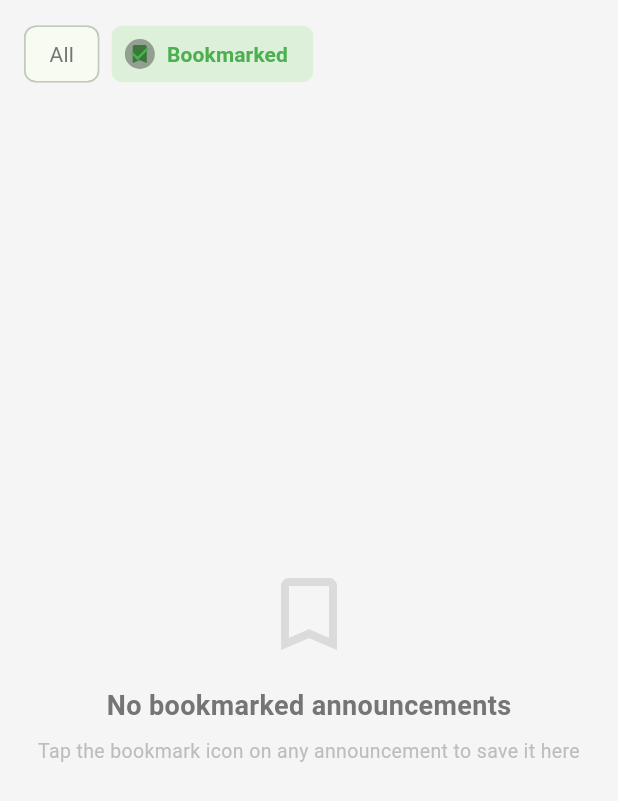
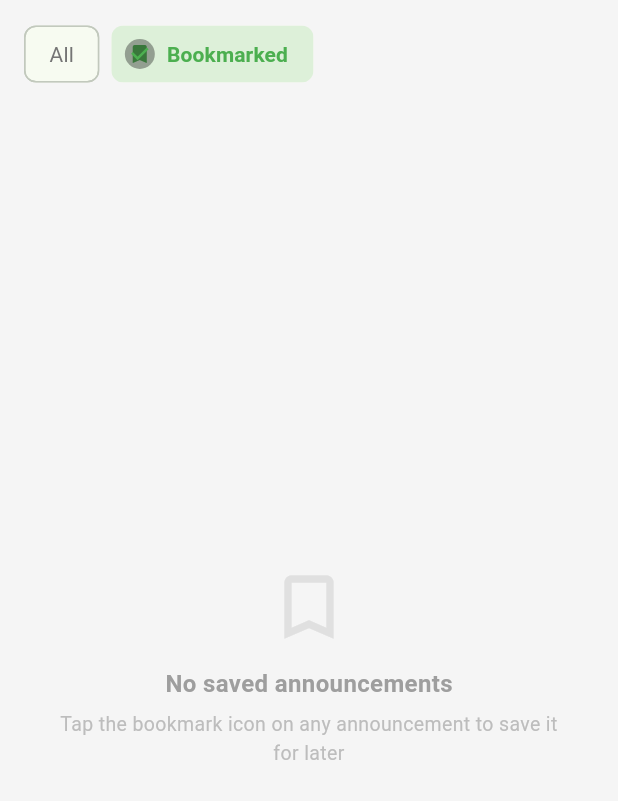
Before and after one commit to Project-Vizcaya/One-Vizcaya, a Flutter app: the _AnnouncementsList widget shown alone on an empty page, opened directly with empty values, after a tap on "Bookmarked", on a phone screen of 412 x 824 dp. Shown: the top 801 px of the screen. Run offline on Flutter 3.47's test engine with Material 3 defaults, Android fonts, the phone set to English and light mode, and no system bars; our stand-ins replace app_links, cloud_firestore, firebase_auth, firebase_core, firebase_messaging, firebase_storage and 11 more; missing offline and left inert: firebase_app_check; accounts and stored records are empty; generated files the repository leaves out were written again.

Commit message:
Polish announcements screen: bookmark count badge, swipe gesture, enhanced empty states
https://claude.ai/code/session_017kLuVimip9R4ubYctBT9qP

```diff
--- a/one_vizcaya/lib/presentation/screens/announcements_screen.dart
+++ b/one_vizcaya/lib/presentation/screens/announcements_screen.dart
@@ -212,6 +212,8 @@ class _AnnouncementsListState extends State<_AnnouncementsList> {
                 SliverFillRemaining(
                   hasScrollBody: false,
                   child: Center(
+                    child: Padding(
+                      padding: const EdgeInsets.symmetric(horizontal: 32),
                       child: Column(
                         mainAxisAlignment: MainAxisAlignment.center,
                         children: [
@@ -219,33 +221,40 @@ class _AnnouncementsListState extends State<_AnnouncementsList> {
                             _showBookmarked
                                 ? Icons.bookmark_border
                                 : Icons.campaign_outlined,
-                          size: 64,
-                          color: widget.lguColor.withValues(alpha: 0.3),
+                            size: _showBookmarked ? 56 : 64,
+                            color: _showBookmarked
+                                ? Colors.grey.shade300
+                                : widget.lguColor.withValues(alpha: 0.3),
                             semanticLabel: _showBookmarked
                                 ? 'No bookmarks'
                                 : 'No announcements',
                           ),
-                        const SizedBox(height: 16),
+                          SizedBox(height: _showBookmarked ? 12 : 16),
                           Text(
                             _showBookmarked
-                              ? 'No bookmarked announcements'
+                                ? 'No saved announcements'
                                 : AppStrings.get('noAnnouncements'),
                             style: TextStyle(
-                              fontSize: 18,
-                              fontWeight: FontWeight.bold,
-                              color: Colors.grey.shade600),
+                                fontSize: _showBookmarked ? 16 : 18,
+                                fontWeight: FontWeight.w600,
+                                color: _showBookmarked
+                                    ? Colors.grey.shade500
+                                    : Colors.grey.shade600),
                           ),
-                        const SizedBox(height: 8),
+                          SizedBox(height: _showBookmarked ? 6 : 8),
                           Text(
                             _showBookmarked
-                              ? 'Tap the bookmark icon on any announcement to save it here'
+                                ? 'Tap the bookmark icon on any announcement to save it for later'
                                 : 'Check back later for updates from ${widget.municipality} LGU',
                             textAlign: TextAlign.center,
                             style: TextStyle(
                                 fontSize: 13,
-                              color: Colors.grey.shade400),
+                                color: _showBookmarked
+                                    ? Colors.grey.shade400
+                                    : Colors.grey.shade400),
                           ),
                         ],
+                      ),
                     ),
                   ),
                 )
```
Lines whose indentation alone changed are shown as unchanged.
